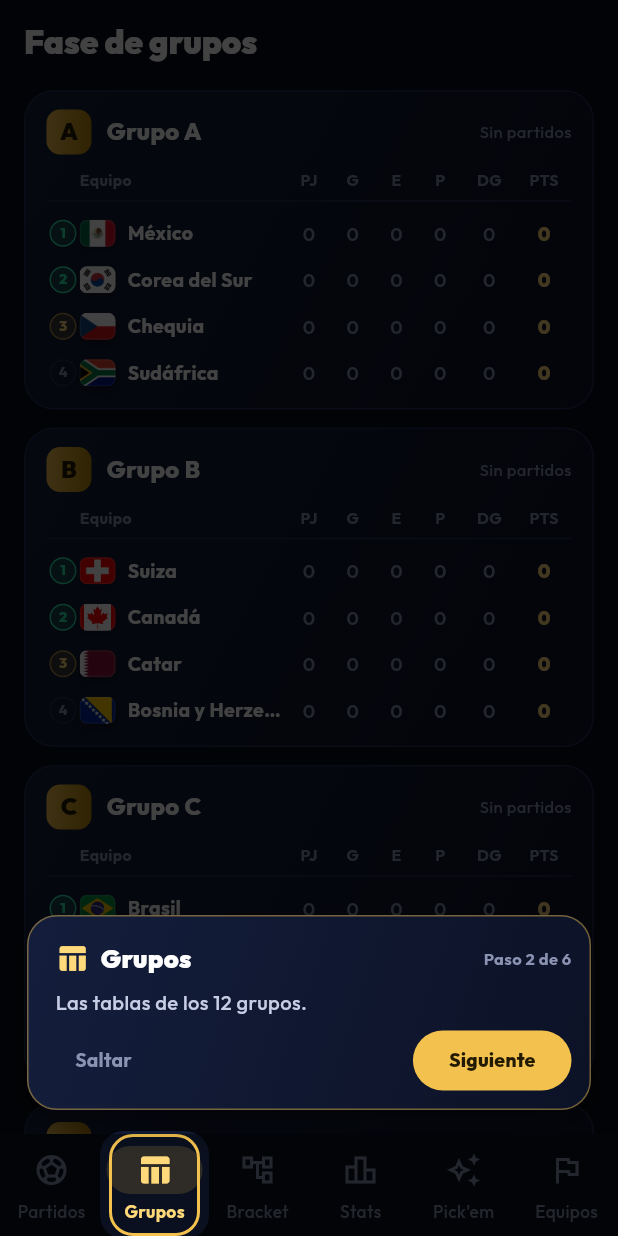
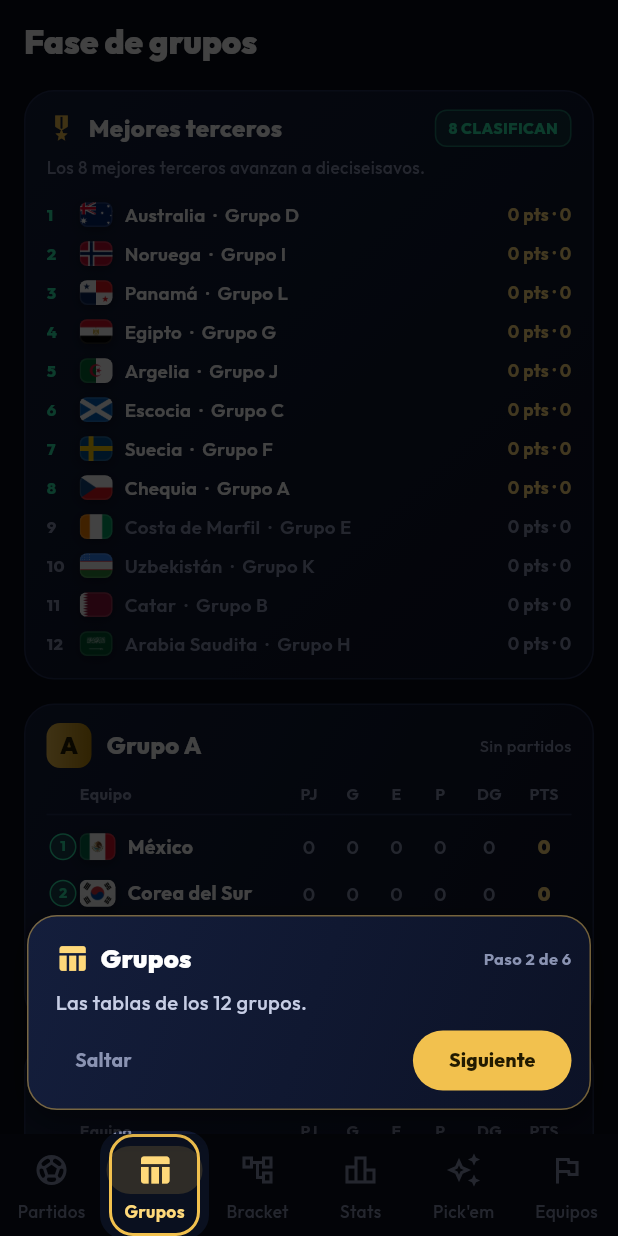
Before and after one commit to Bemlet/MUNDIAL2026, a Flutter app: the screen it shows after launch, after a tap on "Saltar", after a tap on the "light mode" icon, on a phone screen of 412 x 824 dp. Run offline on Flutter 3.47's test engine with Material 3 defaults, Android fonts, the phone set to English and light mode, and no system bars; our stand-ins replace open_filex, package_info_plus, shared_preferences, supabase_flutter; accounts and stored records are empty; network calls fail.

Commit message:
feat: mostrar tabla de mejores terceros arriba en Grupos

```diff
--- a/lib/screens/groups_screen.dart
+++ b/lib/screens/groups_screen.dart
@@ -28,6 +28,13 @@ class GroupsScreen extends StatelessWidget {
           floating: true,
           title: Text(l.groupStage, style: outfit(22, FontWeight.w900)),
         ),
+        if (thirds.isNotEmpty)
+          SliverToBoxAdapter(
+            child: Padding(
+              padding: const EdgeInsets.fromLTRB(16, 4, 16, 12),
+              child: ThirdsCard(thirds: thirds, real: true),
+            ),
+          ),
         SliverPadding(
           padding: const EdgeInsets.fromLTRB(16, 4, 16, 0),
           sliver: SliverList.builder(
@@ -38,13 +45,6 @@ class GroupsScreen extends StatelessWidget {
             ),
           ),
         ),
-        if (thirds.isNotEmpty)
-          SliverToBoxAdapter(
-            child: Padding(
-              padding: const EdgeInsets.fromLTRB(16, 4, 16, 0),
-              child: ThirdsCard(thirds: thirds, real: true),
-            ),
-          ),
         const SliverToBoxAdapter(child: SizedBox(height: 24)),
       ],
     );
```
